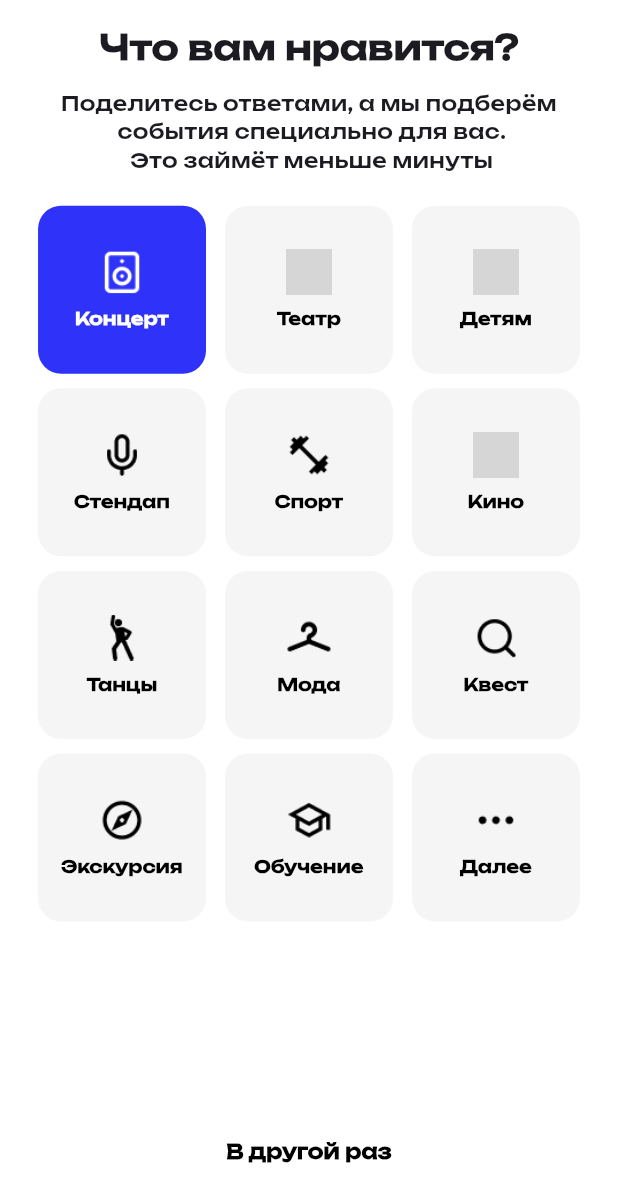
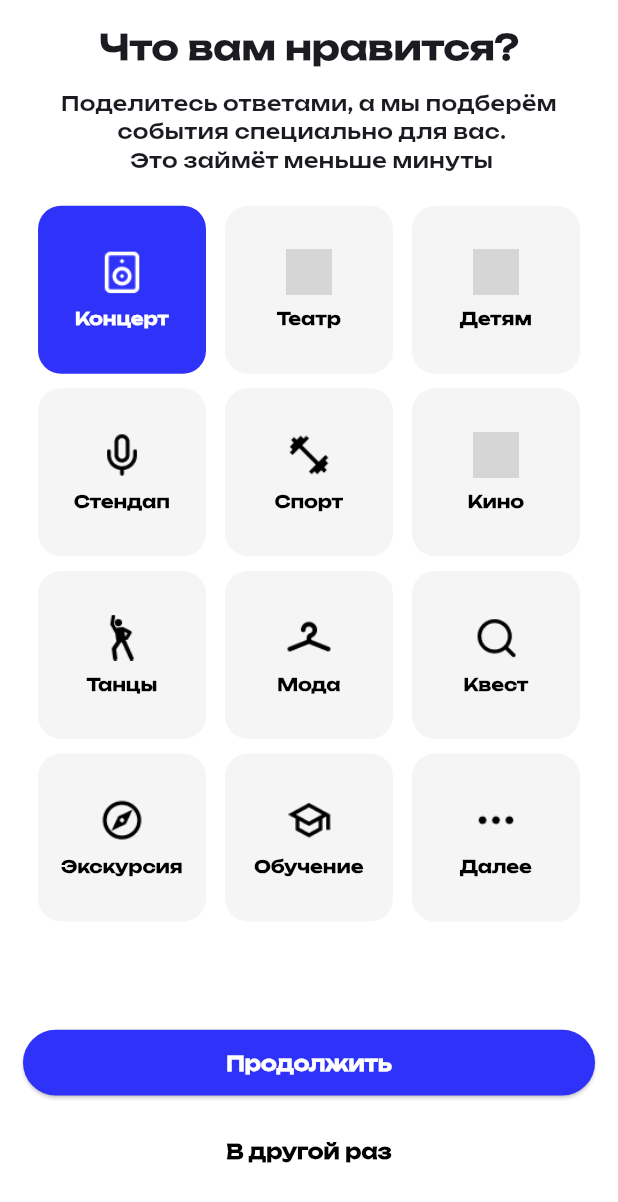
Before and after one commit to idkV1312/yabudutest, a Flutter app: the screen it shows after launch, after a tap on "Концерт", on a phone screen of 412 x 824 dp. Shown: the top 1202 px of the screen. Run offline on Flutter 3.47's test engine with Material 3 defaults, Android fonts, the phone set to English and light mode, and no system bars; our stand-ins replace flutter_bloc, mask_text_input_formatter; missing offline and left inert: flutter_web_auth_2; project files that could hold a hidden picture were left out; grey boxes are pictures that could not be loaded.

Commit message:
categoty select button

```diff
--- a/lib/features/yabudu/presentation/pages/category_select_screen.dart
+++ b/lib/features/yabudu/presentation/pages/category_select_screen.dart
@@ -22,7 +22,22 @@ class _InterestsScreenState extends State<InterestsScreen> {
     'Обучение',
   ];
 
-  final List<String> extraItems = List.generate(15, (i) => 'Extra ${i + 1}');
+  final List<String> extraItems = [
+    'IT / \nТехнологии',
+    'Аниме / \nКосплей',
+    'Благотвори-\nтельность',
+    'Бизнес',
+    'Вечеринка',
+    'Встреча',
+    'Гастрономия',
+    'Игры',
+    'Йога / \nмедитация',
+    'Квартирник',
+    'Конференция',
+    'Культура',
+    'Лекции',
+    'Мастер-\nкласс',
+  ];
 
   final Set<String> selected = {};
   bool expanded = false;
@@ -39,8 +54,20 @@ class _InterestsScreenState extends State<InterestsScreen> {
     'Квест': 'assets/images/search.png',
     'Экскурсия': 'assets/images/explore.png',
     'Обучение': 'assets/images/school.png',
-    for (int i = 0; i < 15; i++)
-      'Extra ${i + 1}': 'assets/images/default1.png',
+    'IT / \nТехнологии': 'assets/images/it.png',
+    'Аниме / \nКосплей': 'assets/images/anime.png',
+    'Благотвори-\nтельность': 'assets/images/charity.png',
+    'Бизнес': 'assets/images/business_center.png',
+    'Вечеринка': 'assets/images/party.png',
+    'Встреча': 'assets/images/group.png',
+    'Гастрономия': 'assets/images/restaurant.png',
+    'Игры': 'assets/images/casino.png',
+    'Йога / \nмедитация': 'assets/images/self_improvement.png',
+    'Квартирник': 'assets/images/kvartirnik.png',
+    'Конференция': 'assets/images/conf.png',
+    'Культура': 'assets/images/culture.png',
+    'Лекции': 'assets/images/atom.png',
+    'Мастер-\nкласс': 'assets/images/master_class.png',
   };
 
   final double baseWidth = 430.66;
@@ -192,6 +219,36 @@ class _InterestsScreenState extends State<InterestsScreen> {
                   ),
                 ),
               ),
+              if (selected.isNotEmpty)
+  SizedBox(
+    width: double.infinity,
+    child: Padding(
+      padding: EdgeInsets.only(bottom: scaleH(context, 12)),
+      child: ElevatedButton(
+        onPressed: () {
+          print("Продолжить: ${selected.toList()}");
+        },
+        style: ElevatedButton.styleFrom(
+          backgroundColor: const Color(0xFF2F33F9),
+          padding: EdgeInsets.symmetric(
+            vertical: scaleH(context, 14),
+          ),
+          shape: RoundedRectangleBorder(
+            borderRadius: BorderRadius.circular(40),
+          ),
+        ),
+        child: Text(
+          'Продолжить',
+          style: TextStyle(
+            fontSize: scaleW(context, 14),
+            color: Colors.white,
+            fontWeight: FontWeight.w700,
+          ),
+        ),
+      ),
+    ),
+  ),
+
 SizedBox(
   width: double.infinity,
   child: TextButton(
```
Lines whose indentation alone changed are shown as unchanged.
